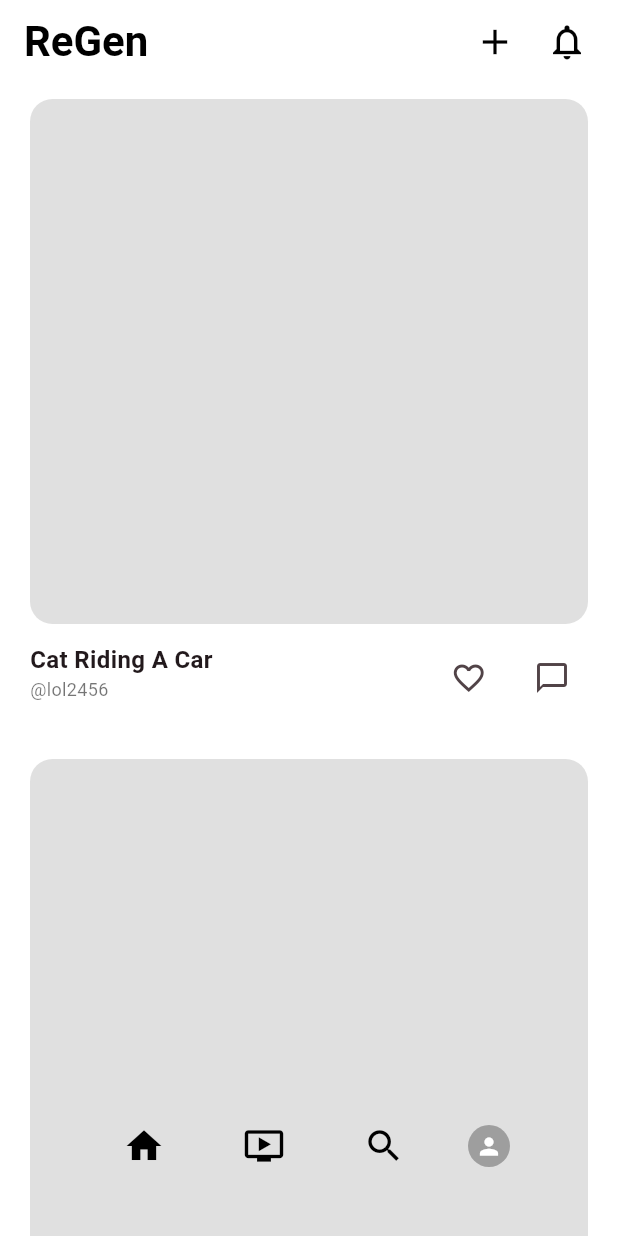
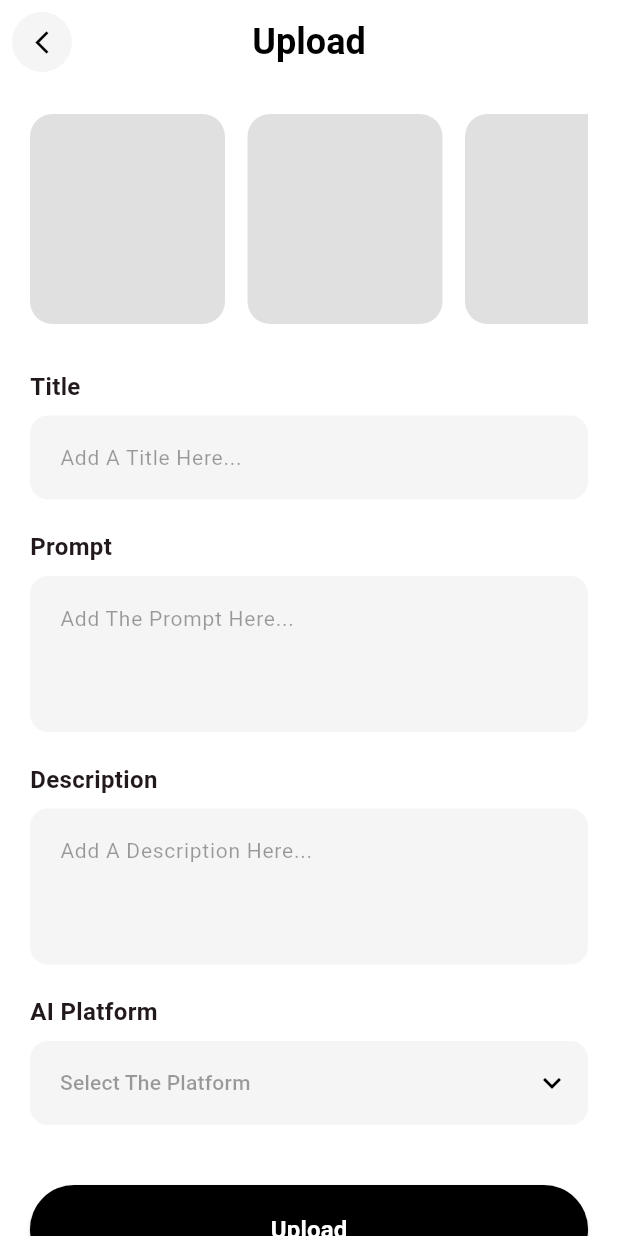
Before and after one commit to chathushkaimasara/ReGen, a Flutter app: the screen it shows after launch, after a tap on the "add" icon, on a phone screen of 412 x 824 dp. Run offline on Flutter 3.47's test engine with Material 3 defaults, Android fonts, the phone set to English and light mode, and no system bars; Roboto replaces fonts that are missing (SFPro).

Commit message:
adding upload screen

```diff
--- a/lib/screens/home_screen.dart
+++ b/lib/screens/home_screen.dart
@@ -1,5 +1,6 @@
 import 'package:flutter/material.dart';
 import 'notification_screen.dart';
+import 'upload_screen.dart';
 
 class HomeScreen extends StatelessWidget {
   const HomeScreen({super.key});
@@ -23,14 +24,9 @@ class HomeScreen extends StatelessWidget {
           IconButton(
             icon: const Icon(Icons.add, color: Colors.black, size: 28),
             onPressed: () {
-            },
-          ),
-          IconButton(
-            icon: const Icon(Icons.notifications_none, color: Colors.black, size: 28),
-            onPressed: () {
               Navigator.push(
                 context,
-                MaterialPageRoute(builder: (context) => const NotificationScreen()),
+                MaterialPageRoute(builder: (context) => const UploadScreen()),
               );
             },
           ),
@@ -38,7 +34,7 @@ class HomeScreen extends StatelessWidget {
         ],
       ),
       body: ListView.builder(
-        padding: const EdgeInsets.only(left: 20, right: 20, top: 10, bottom: 100), // Bottom padding for floating nav
+        padding: const EdgeInsets.only(left: 20, right: 20, top: 10, bottom: 100),
         itemCount: 3,
         itemBuilder: (context, index) {
           return const PostCard();
--- /dev/null
+++ b/lib/screens/upload_screen.dart
@@ -0,0 +1,170 @@
+import 'package:flutter/material.dart';
+
+class UploadScreen extends StatefulWidget {
+  const UploadScreen({super.key});
+
+  @override
+  State<UploadScreen> createState() => _UploadScreenState();
+}
+
+class _UploadScreenState extends State<UploadScreen> {
+  String? selectedPlatform;
+
+  @override
+  Widget build(BuildContext context) {
+    return Scaffold(
+      backgroundColor: Colors.white,
+      appBar: AppBar(
+        backgroundColor: Colors.white,
+        elevation: 0,
+        leading: Padding(
+          padding: const EdgeInsets.all(8.0),
+          child: Container(
+            decoration: const BoxDecoration(
+              shape: BoxShape.circle,
+              color: Color(0xFFF5F5F5),
+            ),
+            child: IconButton(
+              icon: const Icon(Icons.arrow_back_ios_new, color: Colors.black, size: 18),
+              onPressed: () => Navigator.pop(context),
+            ),
+          ),
+        ),
+        title: const Text(
+          'Upload',
+          style: TextStyle(
+            color: Colors.black,
+            fontWeight: FontWeight.bold,
+            fontSize: 24,
+            fontFamily: 'SFPro',
+          ),
+        ),
+        centerTitle: true,
+      ),
+      body: SingleChildScrollView(
+        padding: const EdgeInsets.all(20.0),
+        child: Column(
+          crossAxisAlignment: CrossAxisAlignment.start,
+          children: [
+            SizedBox(
+              height: 140,
+              child: ListView.builder(
+                scrollDirection: Axis.horizontal,
+                itemCount: 3,
+                itemBuilder: (context, index) {
+                  return Container(
+                    width: 130,
+                    margin: const EdgeInsets.only(right: 15),
+                    decoration: BoxDecoration(
+                      color: const Color(0xFFE0E0E0),
+                      borderRadius: BorderRadius.circular(15),
+                    ),
+                  );
+                },
+              ),
+            ),
+            const SizedBox(height: 30),
+
+            // Text Fields
+            _buildInputLabel('Title'),
+            _buildCustomTextField('Add A Title Here...', maxLines: 1),
+            const SizedBox(height: 20),
+
+            _buildInputLabel('Prompt'),
+            _buildCustomTextField('Add The Prompt Here...', maxLines: 3),
+            const SizedBox(height: 20),
+
+            _buildInputLabel('Description'),
+            _buildCustomTextField('Add A Description Here...', maxLines: 3),
+            const SizedBox(height: 20),
+
+            _buildInputLabel('AI Platform'),
+            _buildDropdownField(),
+
+            const SizedBox(height: 40),
+
+            // Upload Button
+            SizedBox(
+              width: double.infinity,
+              child: ElevatedButton(
+                onPressed: () {
+                },
+                style: ElevatedButton.styleFrom(
+                  backgroundColor: Colors.black,
+                  padding: const EdgeInsets.symmetric(vertical: 18),
+                  shape: RoundedRectangleBorder(
+                    borderRadius: BorderRadius.circular(30),
+                  ),
+                ),
+                child: const Text(
+                  'Upload',
+                  style: TextStyle(
+                    color: Colors.white,
+                    fontSize: 16,
+                    fontWeight: FontWeight.bold,
+                  ),
+                ),
+              ),
+            ),
+            const SizedBox(height: 20),
+          ],
+        ),
+      ),
+    );
+  }
+
+  Widget _buildInputLabel(String text) {
+    return Padding(
+      padding: const EdgeInsets.only(bottom: 8.0),
+      child: Text(
+        text,
+        style: const TextStyle(fontWeight: FontWeight.bold, fontSize: 16),
+      ),
+    );
+  }
+
+  Widget _buildCustomTextField(String hintText, {int maxLines = 1}) {
+    return TextField(
+      maxLines: maxLines,
+      decoration: InputDecoration(
+        hintText: hintText,
+        hintStyle: const TextStyle(color: Colors.black38, fontSize: 14),
+        filled: true,
+        fillColor: const Color(0xFFF5F5F5),
+        border: OutlineInputBorder(
+          borderRadius: BorderRadius.circular(12),
+          borderSide: BorderSide.none,
+        ),
+        contentPadding: const EdgeInsets.symmetric(horizontal: 16, vertical: 16),
+      ),
+    );
+  }
+
+  Widget _buildDropdownField() {
+    return DropdownButtonFormField<String>(
+      decoration: InputDecoration(
+        filled: true,
+        fillColor: const Color(0xFFF5F5F5),
+        border: OutlineInputBorder(
+          borderRadius: BorderRadius.circular(12),
+          borderSide: BorderSide.none,
+        ),
+        contentPadding: const EdgeInsets.symmetric(horizontal: 16, vertical: 16),
+      ),
+      hint: const Text('Select The Platform', style: TextStyle(color: Colors.black38, fontSize: 14)),
+      icon: const Icon(Icons.keyboard_arrow_down, color: Colors.black),
+      value: selectedPlatform,
+      items: ['Midjourney', 'DALL-E 3', 'Stable Diffusion', 'Leonardo AI', 'Other']
+          .map((platform) => DropdownMenuItem(
+                value: platform,
+                child: Text(platform),
+              ))
+          .toList(),
+      onChanged: (value) {
+        setState(() {
+          selectedPlatform = value;
+        });
+      },
+    );
+  }
+}
```
